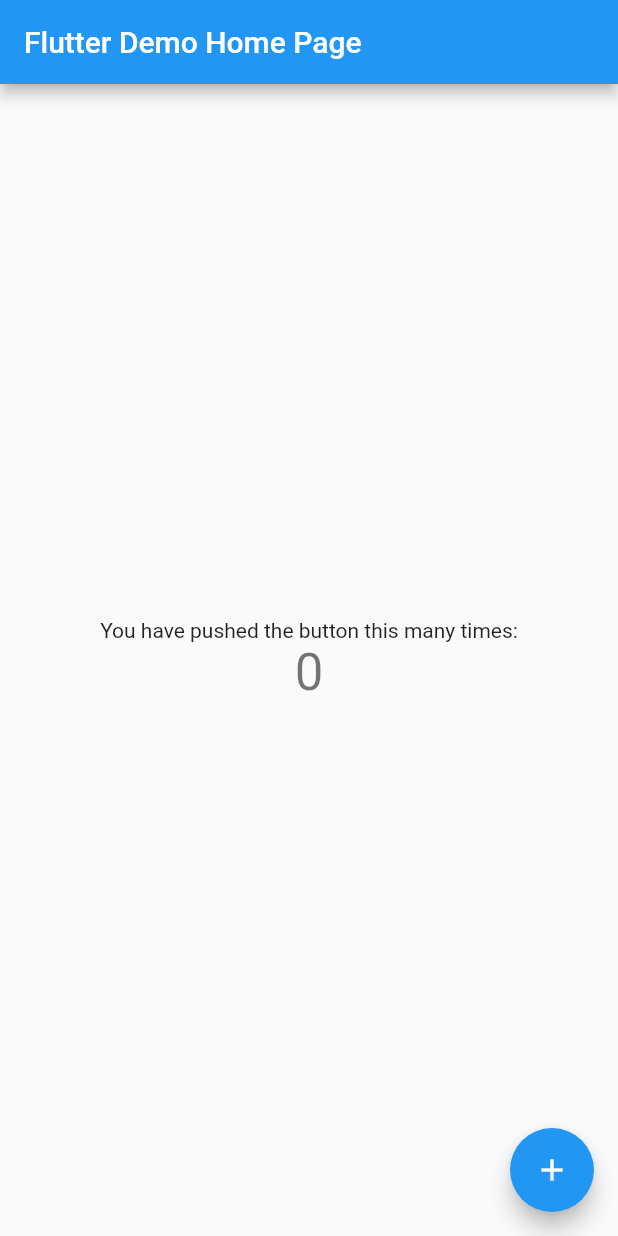
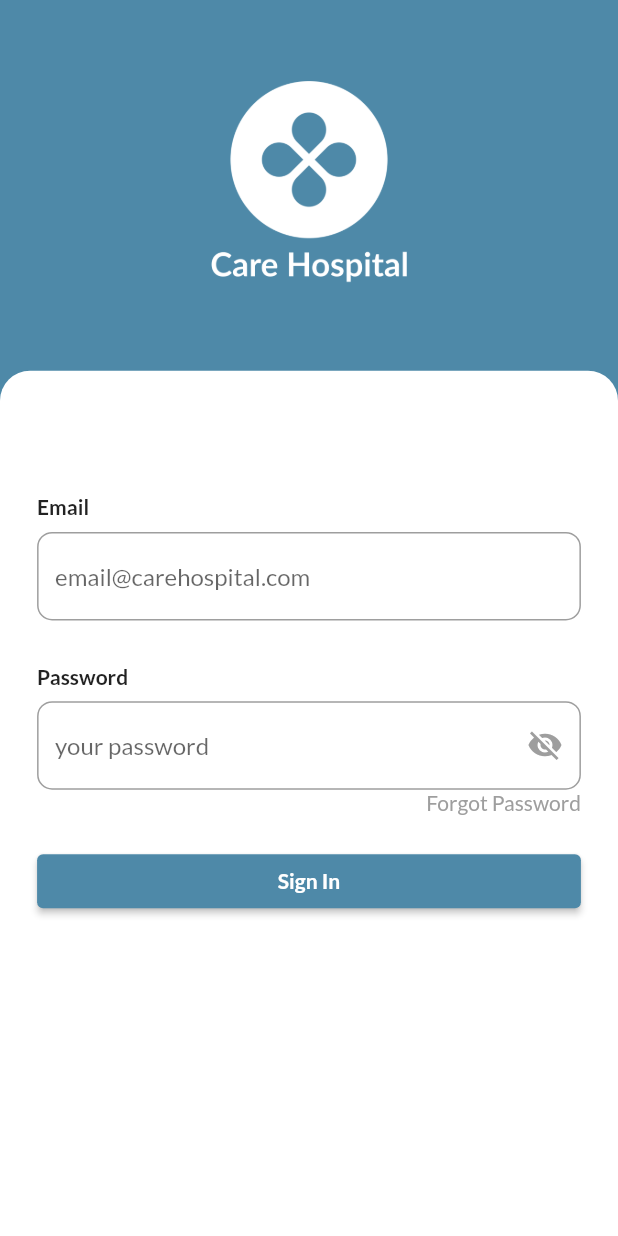
Before and after one commit to Kelompok-7-alterra-batch-2/Flutter, a Flutter app: the screen it shows after launch, on a phone screen of 412 x 824 dp. Run offline on Flutter 3.47's test engine with Material 2 defaults, Android fonts, the phone set to English and light mode, and no system bars; our stand-ins replace animated_splash_screen, page_transition.

Commit message:
Implement UI Design for Splash Screen and Login

```diff
--- a/capstone_project_hospital_management/lib/main.dart
+++ b/capstone_project_hospital_management/lib/main.dart
@@ -1,115 +1,6 @@
+import 'package:capstone_project_hospital_management/presentation/splash/splash_screen.dart';
 import 'package:flutter/material.dart';
 
 void main() {
   runApp(const MyApp());
 }
-
-class MyApp extends StatelessWidget {
-  const MyApp({Key? key}) : super(key: key);
-
-  // This widget is the root of your application.
-  @override
-  Widget build(BuildContext context) {
-    return MaterialApp(
-      title: 'Flutter Demo',
-      theme: ThemeData(
-        // This is the theme of your application.
-        //
-        // Try running your application with "flutter run". You'll see the
-        // application has a blue toolbar. Then, without quitting the app, try
-        // changing the primarySwatch below to Colors.green and then invoke
-        // "hot reload" (press "r" in the console where you ran "flutter run",
-        // or simply save your changes to "hot reload" in a Flutter IDE).
-        // Notice that the counter didn't reset back to zero; the application
-        // is not restarted.
-        primarySwatch: Colors.blue,
-      ),
-      home: const MyHomePage(title: 'Flutter Demo Home Page'),
-    );
-  }
-}
-
-class MyHomePage extends StatefulWidget {
-  const MyHomePage({Key? key, required this.title}) : super(key: key);
-
-  // This widget is the home page of your application. It is stateful, meaning
-  // that it has a State object (defined below) that contains fields that affect
-  // how it looks.
-
-  // This class is the configuration for the state. It holds the values (in this
-  // case the title) provided by the parent (in this case the App widget) and
-  // used by the build method of the State. Fields in a Widget subclass are
-  // always marked "final".
-
-  final String title;
-
-  @override
-  State<MyHomePage> createState() => _MyHomePageState();
-}
-
-class _MyHomePageState extends State<MyHomePage> {
-  int _counter = 0;
-
-  void _incrementCounter() {
-    setState(() {
-      // This call to setState tells the Flutter framework that something has
-      // changed in this State, which causes it to rerun the build method below
-      // so that the display can reflect the updated values. If we changed
-      // _counter without calling setState(), then the build method would not be
-      // called again, and so nothing would appear to happen.
-      _counter++;
-    });
-  }
-
-  @override
-  Widget build(BuildContext context) {
-    // This method is rerun every time setState is called, for instance as done
-    // by the _incrementCounter method above.
-    //
-    // The Flutter framework has been optimized to make rerunning build methods
-    // fast, so that you can just rebuild anything that needs updating rather
-    // than having to individually change instances of widgets.
-    return Scaffold(
-      appBar: AppBar(
-        // Here we take the value from the MyHomePage object that was created by
-        // the App.build method, and use it to set our appbar title.
-        title: Text(widget.title),
-      ),
-      body: Center(
-        // Center is a layout widget. It takes a single child and positions it
-        // in the middle of the parent.
-        child: Column(
-          // Column is also a layout widget. It takes a list of children and
-          // arranges them vertically. By default, it sizes itself to fit its
-          // children horizontally, and tries to be as tall as its parent.
-          //
-          // Invoke "debug painting" (press "p" in the console, choose the
-          // "Toggle Debug Paint" action from the Flutter Inspector in Android
-          // Studio, or the "Toggle Debug Paint" command in Visual Studio Code)
-          // to see the wireframe for each widget.
-          //
-          // Column has various properties to control how it sizes itself and
-          // how it positions its children. Here we use mainAxisAlignment to
-          // center the children vertically; the main axis here is the vertical
-          // axis because Columns are vertical (the cross axis would be
-          // horizontal).
-          mainAxisAlignment: MainAxisAlignment.center,
-          children: <Widget>[
-            const Text(
-              'You have pushed the button this many times:',
-            ),
-            Text(
-              '$_counter',
-              style: Theme.of(context).textTheme.headline4,
-            ),
-          ],
-        ),
-      ),
-      floatingActionButton: FloatingActionButton(
-        onPressed: _incrementCounter,
-        tooltip: 'Increment',
-        child: const Icon(Icons.add),
-      ), // This trailing comma makes auto-formatting nicer for build methods.
-    );
-  }
-}
--- /dev/null
+++ b/capstone_project_hospital_management/lib/presentation/login/login_page.dart
@@ -0,0 +1,211 @@
+import 'package:flutter/material.dart';
+
+class LoginPage extends StatefulWidget {
+  const LoginPage({Key? key}) : super(key: key);
+
+  @override
+  State<LoginPage> createState() => _LoginPageState();
+}
+
+class _LoginPageState extends State<LoginPage> {
+  // Define a key to access the form
+  final _formKey = GlobalKey<FormState>();
+
+  String _userEmail = '';
+  String _password = '';
+
+  bool _isObscure = true;
+
+  // This function is triggered when the user press the "Sign Up" button
+  void _trySubmitForm() {
+    final bool? isValid = _formKey.currentState?.validate();
+    if (isValid == true) {
+      debugPrint('Everything looks good!');
+      debugPrint(_userEmail);
+
+      debugPrint(_password);
+
+      /*
+      Continute proccessing the provided information with your own logic
+      such us sending HTTP requests, savaing to SQLite database, etc.
+      */
+    }
+  }
+
+  @override
+  Widget build(BuildContext context) {
+    return Scaffold(
+      body: SingleChildScrollView(
+        child: Container(
+          color: const Color(0xff4e89a8),
+          child: Column(
+            mainAxisSize: MainAxisSize.max,
+            children: [
+              SizedBox(
+                height: MediaQuery.of(context).size.height * 0.3,
+                child: Center(
+                  child: Image(
+                    height: MediaQuery.of(context).size.height * 0.2,
+                    image: const AssetImage("assets/logo/logo_text_white.png"),
+                  ),
+                ),
+              ),
+              Container(
+                padding: EdgeInsets.symmetric(
+                    vertical: MediaQuery.of(context).size.height * 0.1,
+                    horizontal: MediaQuery.of(context).size.width * 0.06),
+                height: MediaQuery.of(context).size.height * 0.7,
+                decoration: const BoxDecoration(
+                  color: Colors.white,
+                  borderRadius: BorderRadius.only(
+                      topLeft: const Radius.circular(20),
+                      topRight: const Radius.circular(20)),
+                ),
+                child: Form(
+                  key: _formKey,
+                  child: Column(
+                    crossAxisAlignment: CrossAxisAlignment.start,
+                    children: [
+                      //email
+                      const Padding(
+                        padding: EdgeInsets.only(bottom: 8.0),
+                        child: Text(
+                          "Email",
+                          style: TextStyle(
+                            fontWeight: FontWeight.bold,
+                          ),
+                        ),
+                      ),
+                      TextFormField(
+                        validator: (value) {
+                          if (value == null || value.trim().isEmpty) {
+                            return 'Please enter';
+                          }
+                          // Check if the entered email has the right format
+                          if (!RegExp(r'\S+@\S+\.\S+').hasMatch(value)) {
+                            return 'Please enter a valid email address';
+                          }
+                          // Return null if the entered email is valid
+                          return null;
+                        },
+                        decoration: InputDecoration(
+                          hintText: 'email@carehospital.com',
+                          enabledBorder: OutlineInputBorder(
+                            borderSide: const BorderSide(color: Colors.grey),
+                            borderRadius: BorderRadius.circular(10),
+                          ),
+                          focusedBorder: OutlineInputBorder(
+                            borderSide: const BorderSide(color: Colors.black),
+                            borderRadius: BorderRadius.circular(10),
+                          ),
+                          errorBorder: OutlineInputBorder(
+                            borderSide: const BorderSide(color: Colors.red),
+                            borderRadius: BorderRadius.circular(10),
+                          ),
+                          focusedErrorBorder: OutlineInputBorder(
+                            borderSide: const BorderSide(color: Colors.red),
+                            borderRadius: BorderRadius.circular(10),
+                          ),
+                        ),
+                        onChanged: (value) => _userEmail = value,
+                      ),
+                      SizedBox(
+                        height: MediaQuery.of(context).size.height * 0.035,
+                      ),
+                      //password
+                      const Padding(
+                        padding: EdgeInsets.only(bottom: 8.0),
+                        child: Text(
+                          "Password",
+                          style: TextStyle(
+                            fontWeight: FontWeight.bold,
+                          ),
+                        ),
+                      ),
+                      TextFormField(
+                        obscureText: _isObscure,
+                        validator: (value) {
+                          if (value == null || value.trim().isEmpty) {
+                            return 'Please enter';
+                          }
+                          if (value.trim().length < 8) {
+                            return 'Password must be at least 8 characters in length';
+                          }
+                          // Return null if the entered password is valid
+                          return null;
+                        },
+                        decoration: InputDecoration(
+                          hintText: 'your password',
+                          suffixIcon: IconButton(
+                            icon: Icon(
+                              _isObscure
+                                  ? Icons.visibility_off
+                                  : Icons.visibility,
+                              color: Colors.grey,
+                            ),
+                            onPressed: () {
+                              setState(() {
+                                _isObscure = !_isObscure;
+                              });
+                            },
+                          ),
+                          enabledBorder: OutlineInputBorder(
+                            borderSide: const BorderSide(color: Colors.grey),
+                            borderRadius: BorderRadius.circular(10),
+                          ),
+                          focusedBorder: OutlineInputBorder(
+                            borderSide: const BorderSide(color: Colors.black),
+                            borderRadius: BorderRadius.circular(10),
+                          ),
+                          errorBorder: OutlineInputBorder(
+                            borderSide: const BorderSide(color: Colors.red),
+                            borderRadius: BorderRadius.circular(10),
+                          ),
+                          focusedErrorBorder: OutlineInputBorder(
+                            borderSide: const BorderSide(color: Colors.red),
+                            borderRadius: BorderRadius.circular(10),
+                          ),
+                        ),
+                        onChanged: (value) => _password = value,
+                      ),
+                      Row(
+                        mainAxisAlignment: MainAxisAlignment.end,
+                        children: [
+                          GestureDetector(
+                            child: const Text(
+                              "Forgot Password",
+                              textAlign: TextAlign.end,
+                              style: TextStyle(
+                                color: Colors.grey,
+                              ),
+                            ),
+                          ),
+                        ],
+                      ),
+                      const SizedBox(height: 20),
+                      Container(
+                          alignment: Alignment.center,
+                          child: ElevatedButton(
+                              onPressed: _trySubmitForm,
+                              style: ElevatedButton.styleFrom(
+                                primary: const Color(0xff4e89a8),
+                                fixedSize: Size.fromWidth(
+                                    MediaQuery.of(context).size.width),
+                              ),
+                              child: const Text(
+                                'Sign In',
+                                style: TextStyle(
+                                    fontFamily: "Lato",
+                                    fontWeight: FontWeight.w700),
+                              )))
+                    ],
+                  ),
+                ),
+              )
+            ],
+          ),
+        ),
+      ),
+    );
+  }
+}
--- /dev/null
+++ b/capstone_project_hospital_management/lib/presentation/splash/splash_screen.dart
@@ -0,0 +1,26 @@
+import 'package:animated_splash_screen/animated_splash_screen.dart';
+import 'package:capstone_project_hospital_management/presentation/login/login_page.dart';
+import 'package:flutter/material.dart';
+import 'package:page_transition/page_transition.dart';
+
+class MyApp extends StatelessWidget {
+  const MyApp({Key? key}) : super(key: key);
+
+  @override
+  Widget build(BuildContext context) {
+    return MaterialApp(
+      theme: ThemeData(
+        fontFamily: "Lato",
+      ),
+      title: "Hostpital Management",
+      home: AnimatedSplashScreen(
+        splash: 'assets/logo/logo_text_white.png',
+        splashIconSize: 170,
+        nextScreen: const LoginPage(),
+        splashTransition: SplashTransition.fadeTransition,
+        pageTransitionType: PageTransitionType.fade,
+        backgroundColor: const Color(0xff4e89a8),
+      ),
+    );
+  }
+}
```
Also changed, not shown: capstone_project_hospital_management/pubspec.yaml (+11 -9 lines), capstone_project_hospital_management/assets/font/Lato-Bold.ttf (added), capstone_project_hospital_management/assets/font/Lato-Regular.ttf (added), capstone_project_hospital_management/assets/logo/Care Hospital.png (added), capstone_project_hospital_management/assets/logo/Vector.png (added), capstone_project_hospital_management/assets/logo/logo.png (added), capstone_project_hospital_management/assets/logo/logo_text_white.png (added), capstone_project_hospital_management/pubspec.lock, 2 other files.
